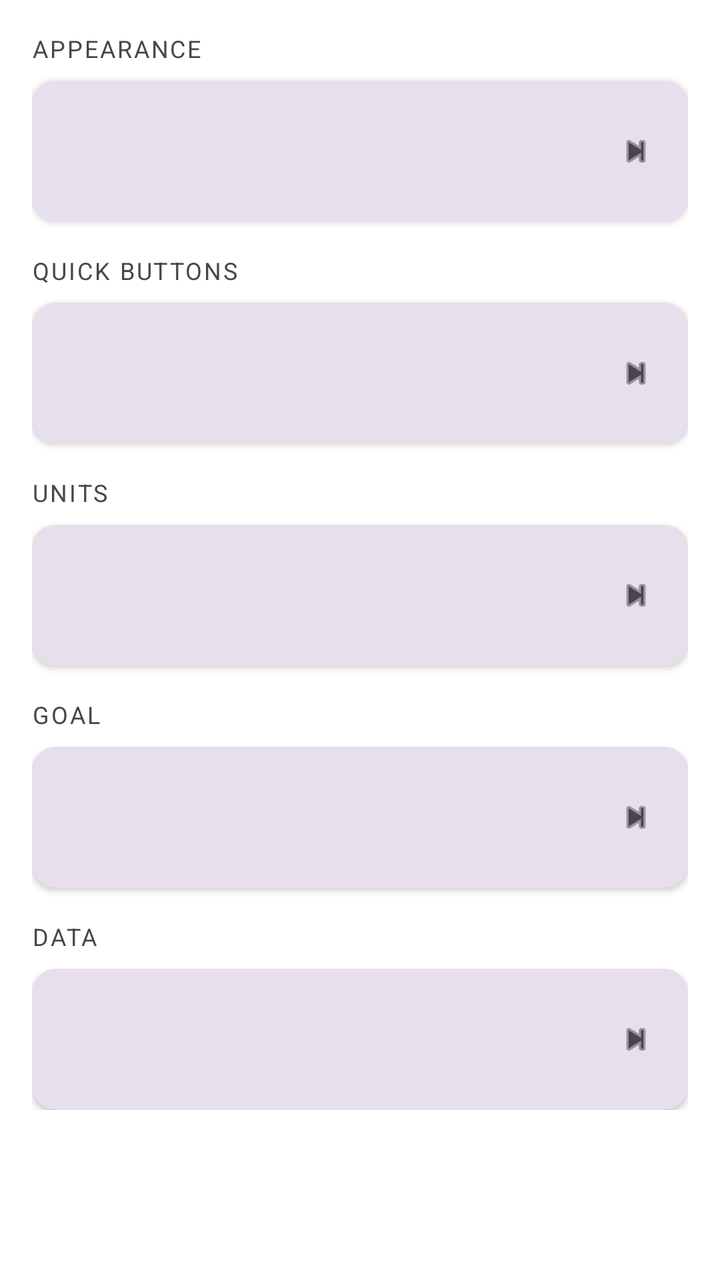
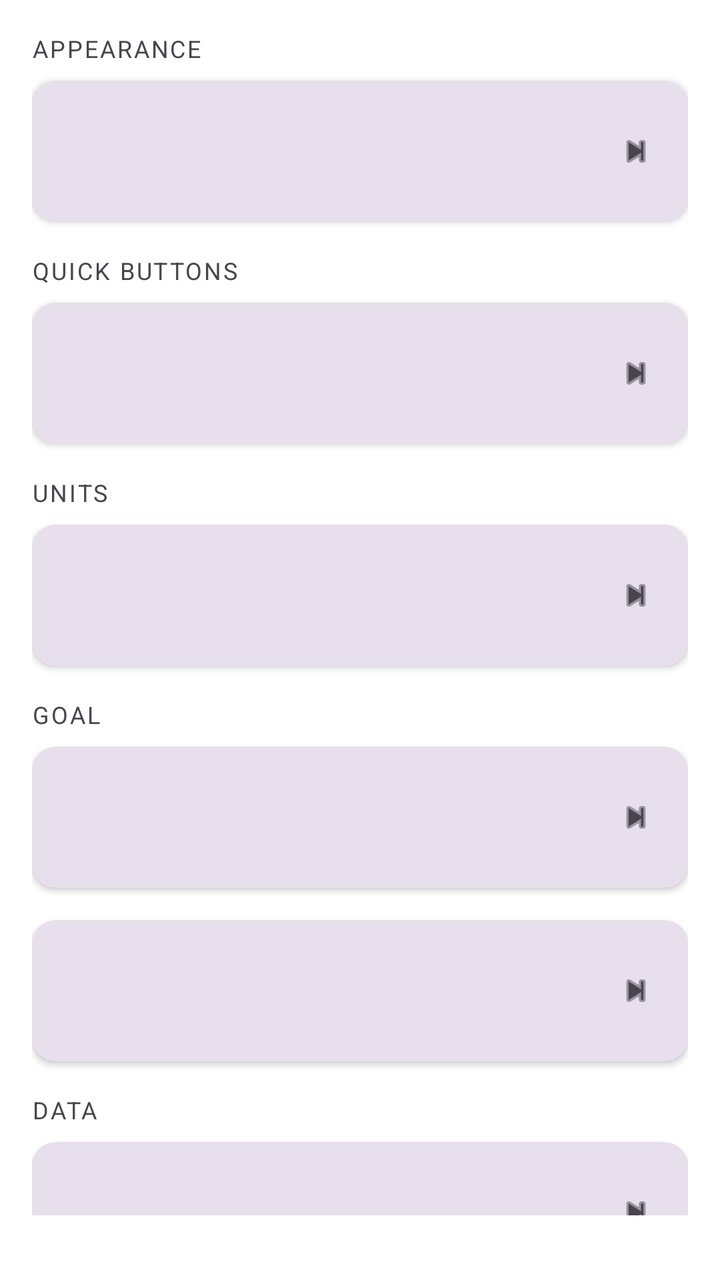

Before-and-after screenshots of an Android layout around one commit, followed by the original layout XML and the change that was made.
<!-- AndroidManifest.xml: application theme Theme.WaterReminder -->
<!-- res/layout/fragment_settings.xml -->
<?xml version="1.0" encoding="utf-8"?>
<androidx.constraintlayout.widget.ConstraintLayout xmlns:android="http://schemas.android.com/apk/res/android"
    xmlns:app="http://schemas.android.com/apk/res-auto"
    android:layout_width="match_parent"
    android:layout_height="match_parent"
    android:background="@color/page_background">

    <androidx.core.widget.NestedScrollView
        android:layout_width="0dp"
        android:layout_height="0dp"
        app:layout_constraintTop_toTopOf="parent"
        app:layout_constraintBottom_toTopOf="@id/text_app_version"
        app:layout_constraintStart_toStartOf="parent"
        app:layout_constraintEnd_toEndOf="parent">

        <LinearLayout
            android:layout_width="match_parent"
            android:layout_height="wrap_content"
            android:orientation="vertical"
            android:padding="16dp">

            
            <TextView
                android:layout_width="match_parent"
                android:layout_height="wrap_content"
                android:layout_marginBottom="8dp"
                android:text="@string/settings_section_appearance"
                android:textColor="?attr/colorOnSurfaceVariant"
                android:textSize="12sp"
                android:textAllCaps="true"
                android:letterSpacing="0.08" />

            <include
                android:id="@+id/row_set_theme"
                layout="@layout/item_settings_row"
                android:layout_width="match_parent"
                android:layout_height="wrap_content"
                android:layout_marginBottom="16dp" />

            
            <TextView
                android:layout_width="match_parent"
                android:layout_height="wrap_content"
                android:layout_marginBottom="8dp"
                android:text="@string/settings_section_quick_buttons"
                android:textColor="?attr/colorOnSurfaceVariant"
                android:textSize="12sp"
                android:textAllCaps="true"
                android:letterSpacing="0.08" />

            <include
                android:id="@+id/row_reset_custom"
                layout="@layout/item_settings_row"
                android:layout_width="match_parent"
                android:layout_height="wrap_content"
                android:layout_marginBottom="16dp" />

            
            <TextView
                android:layout_width="match_parent"
                android:layout_height="wrap_content"
                android:layout_marginBottom="8dp"
                android:text="@string/settings_section_units"
                android:textColor="?attr/colorOnSurfaceVariant"
                android:textSize="12sp"
                android:textAllCaps="true"
                android:letterSpacing="0.08" />

            <include
                android:id="@+id/row_set_unit"
                layout="@layout/item_settings_row"
                android:layout_width="match_parent"
                android:layout_height="wrap_content"
                android:layout_marginBottom="16dp" />

            
            <TextView
                android:layout_width="match_parent"
                android:layout_height="wrap_content"
                android:layout_marginBottom="8dp"
                android:text="@string/settings_section_goal"
                android:textColor="?attr/colorOnSurfaceVariant"
                android:textSize="12sp"
                android:textAllCaps="true"
                android:letterSpacing="0.08" />

            <include
                android:id="@+id/row_set_personal_goal"
                layout="@layout/item_settings_row"
                android:layout_width="match_parent"
                android:layout_height="wrap_content" />

            
            <TextView
                android:layout_width="match_parent"
                android:layout_height="wrap_content"
                android:layout_marginTop="16dp"
                android:layout_marginBottom="8dp"
                android:text="@string/action_data"
                android:textColor="?attr/colorOnSurfaceVariant"
                android:textSize="12sp"
                android:textAllCaps="true"
                android:letterSpacing="0.08" />

            <include
                android:id="@+id/row_data"
                layout="@layout/item_settings_row"
                android:layout_width="match_parent"
                android:layout_height="wrap_content" />

        </LinearLayout>

    </androidx.core.widget.NestedScrollView>

    <TextView
        android:id="@+id/text_app_version"
        android:layout_width="wrap_content"
        android:layout_height="wrap_content"
        android:layout_margin="16dp"
        android:textColor="?attr/colorOnSurfaceVariant"
        android:textSize="12sp"
        app:layout_constraintBottom_toBottomOf="parent"
        app:layout_constraintStart_toStartOf="parent" />

</androidx.constraintlayout.widget.ConstraintLayout>
<!-- res/layout/item_settings_row.xml (included above) -->
<?xml version="1.0" encoding="utf-8"?>
<androidx.cardview.widget.CardView xmlns:android="http://schemas.android.com/apk/res/android"
    xmlns:app="http://schemas.android.com/apk/res-auto"
    android:layout_width="match_parent"
    android:layout_height="wrap_content"
    app:cardCornerRadius="12dp"
    app:cardElevation="2dp"
    app:cardBackgroundColor="?attr/colorSurfaceVariant">

    <LinearLayout
        android:id="@+id/row_container"
        android:layout_width="match_parent"
        android:layout_height="wrap_content"
        android:orientation="horizontal"
        android:gravity="center_vertical"
        android:padding="16dp"
        android:background="?attr/selectableItemBackground"
        android:clickable="true"
        android:focusable="true">

        <ImageView
            android:id="@+id/row_icon"
            android:layout_width="24dp"
            android:layout_height="24dp"
            android:layout_marginEnd="16dp"
            android:tint="@color/brand_blue"
            android:importantForAccessibility="no" />

        <LinearLayout
            android:layout_width="0dp"
            android:layout_height="wrap_content"
            android:layout_weight="1"
            android:orientation="vertical">

            <TextView
                android:id="@+id/row_title"
                android:layout_width="wrap_content"
                android:layout_height="wrap_content"
                android:textColor="?attr/colorOnSurface"
                android:textSize="15sp" />

            <TextView
                android:id="@+id/row_subtitle"
                android:layout_width="wrap_content"
                android:layout_height="wrap_content"
                android:layout_marginTop="2dp"
                android:textColor="?attr/colorOnSurfaceVariant"
                android:textSize="12sp" />

        </LinearLayout>

        <ImageView
            android:id="@+id/row_chevron"
            android:layout_width="20dp"
            android:layout_height="20dp"
            android:src="@android:drawable/ic_media_next"
            android:tint="?attr/colorOnSurfaceVariant"
            android:importantForAccessibility="no" />

    </LinearLayout>

</androidx.cardview.widget.CardView>
<!-- resources referenced by this layout -->
<resources>
  <color name="brand_blue">#2196F3</color>
  <color name="page_background">#FFFFFF</color>
  <string name="action_data">Data</string>
  <string name="settings_section_appearance">Appearance</string>
  <string name="settings_section_goal">Goal</string>
  <string name="settings_section_quick_buttons">Quick buttons</string>
  <string name="settings_section_units">Units</string>
  <style name="Theme.WaterReminder" parent="Base.Theme.WaterReminder" />
  <style name="Base.Theme.WaterReminder" parent="Theme.Material3.DayNight.NoActionBar">
          
          
      </style>
</resources>

<!-- the commit's change to res/layout/fragment_settings.xml (unified diff, before → after) -->
@@ -83,6 +83,13 @@
                 android:textSize="12sp"
                 android:textAllCaps="true"
                 android:letterSpacing="0.08" />
+
+            <include
+                android:id="@+id/row_profile"
+                layout="@layout/item_settings_row"
+                android:layout_width="match_parent"
+                android:layout_height="wrap_content"
+                android:layout_marginBottom="16dp" />
 
             <include
                 android:id="@+id/row_set_personal_goal"
